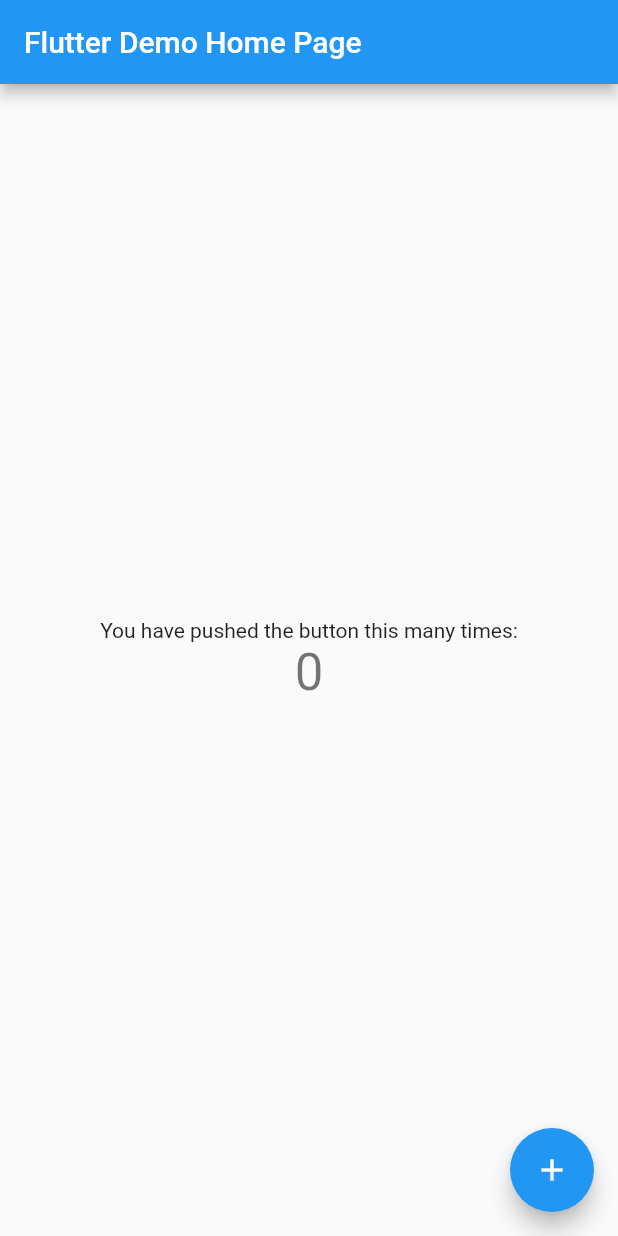
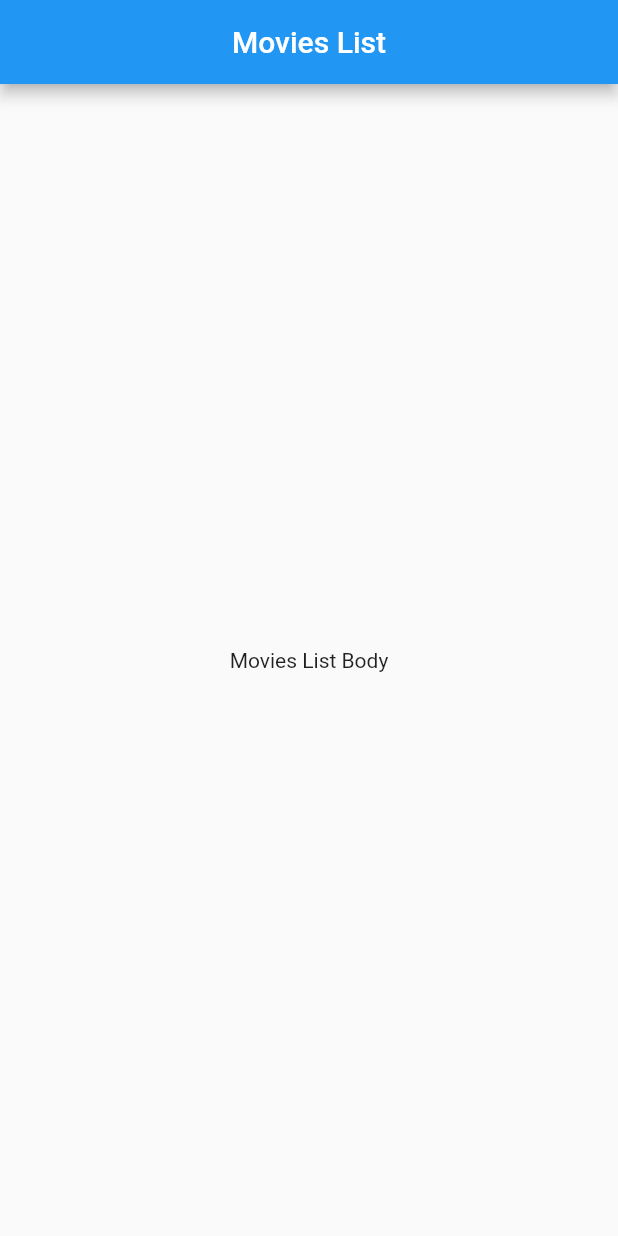
Before and after one commit to irfan87/flutter_movies_app, a Flutter app: the screen it shows after launch, on a phone screen of 412 x 824 dp. Run offline on Flutter 3.47's test engine with Material 2 defaults, Android fonts, the phone set to English and light mode, and no system bars.

Commit message:
dummy movies app body

```diff
--- a/lib/main.dart
+++ b/lib/main.dart
@@ -1,117 +1,14 @@
 import 'package:flutter/material.dart';
+import 'package:flutter_movies_app/ui/movies_page.dart';
 
-void main() {
-  runApp(MyApp());
-}
+void main() => runApp(MoviesApp());
 
-class MyApp extends StatelessWidget {
-  // This widget is the root of your application.
+class MoviesApp extends StatelessWidget {
   @override
   Widget build(BuildContext context) {
     return MaterialApp(
-      title: 'Flutter Demo',
-      theme: ThemeData(
-        // This is the theme of your application.
-        //
-        // Try running your application with "flutter run". You'll see the
-        // application has a blue toolbar. Then, without quitting the app, try
-        // changing the primarySwatch below to Colors.green and then invoke
-        // "hot reload" (press "r" in the console where you ran "flutter run",
-        // or simply save your changes to "hot reload" in a Flutter IDE).
-        // Notice that the counter didn't reset back to zero; the application
-        // is not restarted.
-        primarySwatch: Colors.blue,
-        // This makes the visual density adapt to the platform that you run
-        // the app on. For desktop platforms, the controls will be smaller and
-        // closer together (more dense) than on mobile platforms.
-        visualDensity: VisualDensity.adaptivePlatformDensity,
-      ),
-      home: MyHomePage(title: 'Flutter Demo Home Page'),
+      home: MoviesPage(),
+      debugShowCheckedModeBanner: false,
     );
   }
 }
-
-class MyHomePage extends StatefulWidget {
-  MyHomePage({Key key, this.title}) : super(key: key);
-
-  // This widget is the home page of your application. It is stateful, meaning
-  // that it has a State object (defined below) that contains fields that affect
-  // how it looks.
-
-  // This class is the configuration for the state. It holds the values (in this
-  // case the title) provided by the parent (in this case the App widget) and
-  // used by the build method of the State. Fields in a Widget subclass are
-  // always marked "final".
-
-  final String title;
-
-  @override
-  _MyHomePageState createState() => _MyHomePageState();
-}
-
-class _MyHomePageState extends State<MyHomePage> {
-  int _counter = 0;
-
-  void _incrementCounter() {
-    setState(() {
-      // This call to setState tells the Flutter framework that something has
-      // changed in this State, which causes it to rerun the build method below
-      // so that the display can reflect the updated values. If we changed
-      // _counter without calling setState(), then the build method would not be
-      // called again, and so nothing would appear to happen.
-      _counter++;
-    });
-  }
-
-  @override
-  Widget build(BuildContext context) {
-    // This method is rerun every time setState is called, for instance as done
-    // by the _incrementCounter method above.
-    //
-    // The Flutter framework has been optimized to make rerunning build methods
-    // fast, so that you can just rebuild anything that needs updating rather
-    // than having to individually change instances of widgets.
-    return Scaffold(
-      appBar: AppBar(
-        // Here we take the value from the MyHomePage object that was created by
-        // the App.build method, and use it to set our appbar title.
-        title: Text(widget.title),
-      ),
-      body: Center(
-        // Center is a layout widget. It takes a single child and positions it
-        // in the middle of the parent.
-        child: Column(
-          // Column is also a layout widget. It takes a list of children and
-          // arranges them vertically. By default, it sizes itself to fit its
-          // children horizontally, and tries to be as tall as its parent.
-          //
-          // Invoke "debug painting" (press "p" in the console, choose the
-          // "Toggle Debug Paint" action from the Flutter Inspector in Android
-          // Studio, or the "Toggle Debug Paint" command in Visual Studio Code)
-          // to see the wireframe for each widget.
-          //
-          // Column has various properties to control how it sizes itself and
-          // how it positions its children. Here we use mainAxisAlignment to
-          // center the children vertically; the main axis here is the vertical
-          // axis because Columns are vertical (the cross axis would be
-          // horizontal).
-          mainAxisAlignment: MainAxisAlignment.center,
-          children: <Widget>[
-            Text(
-              'You have pushed the button this many times:',
-            ),
-            Text(
-              '$_counter',
-              style: Theme.of(context).textTheme.headline4,
-            ),
-          ],
-        ),
-      ),
-      floatingActionButton: FloatingActionButton(
-        onPressed: _incrementCounter,
-        tooltip: 'Increment',
-        child: Icon(Icons.add),
-      ), // This trailing comma makes auto-formatting nicer for build methods.
-    );
-  }
-}
--- /dev/null
+++ b/lib/ui/movies_page.dart
@@ -0,0 +1,21 @@
+import 'package:flutter/material.dart';
+
+class MoviesPage extends StatefulWidget {
+  @override
+  _MoviesPageState createState() => _MoviesPageState();
+}
+
+class _MoviesPageState extends State<MoviesPage> {
+  @override
+  Widget build(BuildContext context) {
+    return Scaffold(
+      appBar: AppBar(
+        title: Text('Movies List'),
+        centerTitle: true,
+      ),
+      body: Center(
+        child: Text('Movies List Body'),
+      ),
+    );
+  }
+}
```
